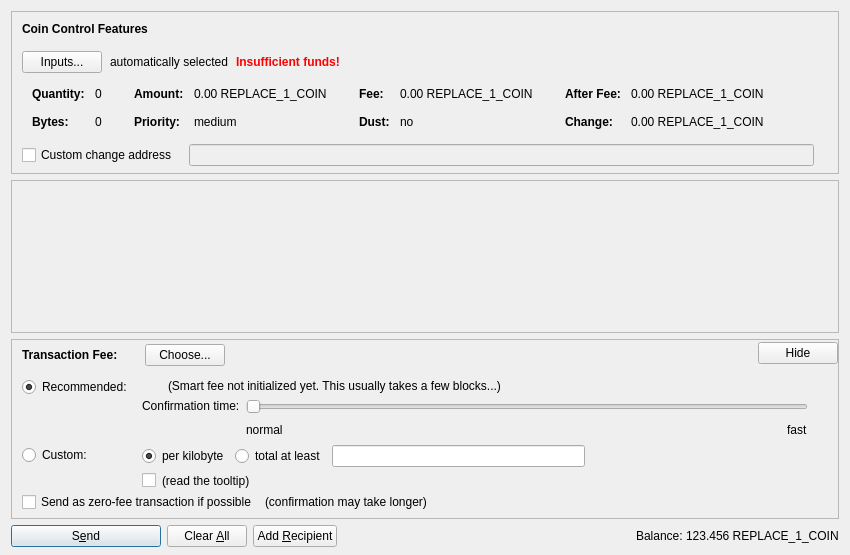
Above: src/qt/forms/sendcoinsdialog.ui from arruah/ensocoin before the change. Below: the same form after it.
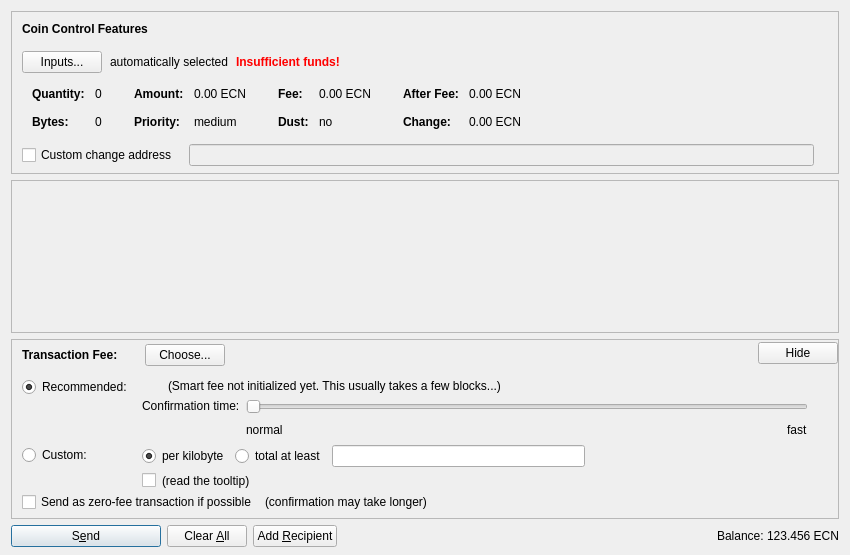
That is the form after the change. Icons and pictures are not drawn. Custom widgets are drawn as their Qt base class.

```diff
--- a/src/qt/forms/sendcoinsdialog.ui
+++ b/src/qt/forms/sendcoinsdialog.ui
@@ -324,7 +324,7 @@
                   <enum>Qt::ActionsContextMenu</enum>
                  </property>
                  <property name="text">
-                  <string notr="true">0.00 REPLACE_1_COIN</string>
+                  <string notr="true">0.00 ECN</string>
                  </property>
                  <property name="textInteractionFlags">
                   <set>Qt::LinksAccessibleByMouse|Qt::TextSelectableByKeyboard|Qt::TextSelectableByMouse</set>
@@ -404,7 +404,7 @@
                   <enum>Qt::ActionsContextMenu</enum>
                  </property>
                  <property name="text">
-                  <string notr="true">0.00 REPLACE_1_COIN</string>
+                  <string notr="true">0.00 ECN</string>
                  </property>
                  <property name="textInteractionFlags">
                   <set>Qt::LinksAccessibleByMouse|Qt::TextSelectableByKeyboard|Qt::TextSelectableByMouse</set>
@@ -484,7 +484,7 @@
                   <enum>Qt::ActionsContextMenu</enum>
                  </property>
                  <property name="text">
-                  <string notr="true">0.00 REPLACE_1_COIN</string>
+                  <string notr="true">0.00 ECN</string>
                  </property>
                  <property name="textInteractionFlags">
                   <set>Qt::LinksAccessibleByMouse|Qt::TextSelectableByKeyboard|Qt::TextSelectableByMouse</set>
@@ -513,7 +513,7 @@
                   <enum>Qt::ActionsContextMenu</enum>
                  </property>
                  <property name="text">
-                  <string notr="true">0.00 REPLACE_1_COIN</string>
+                  <string notr="true">0.00 ECN</string>
                  </property>
                  <property name="textInteractionFlags">
                   <set>Qt::LinksAccessibleByMouse|Qt::TextSelectableByKeyboard|Qt::TextSelectableByMouse</set>
@@ -1352,7 +1352,7 @@
           <cursorShape>IBeamCursor</cursorShape>
          </property>
          <property name="text">
-          <string notr="true">123.456 REPLACE_1_COIN</string>
+          <string notr="true">123.456 ECN</string>
          </property>
          <property name="textInteractionFlags">
           <set>Qt::LinksAccessibleByMouse|Qt::TextSelectableByKeyboard|Qt::TextSelectableByMouse</set>
```
